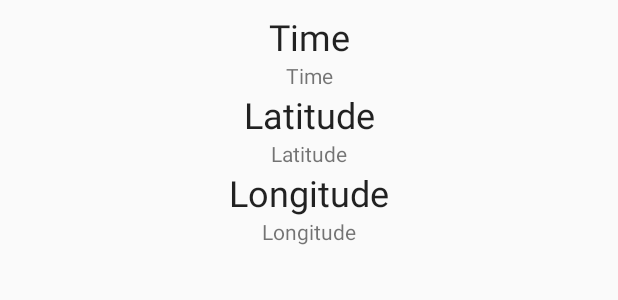
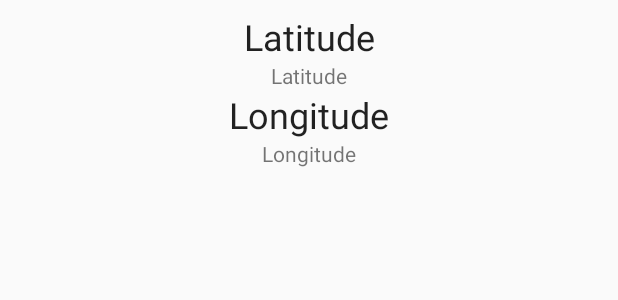
Before and after one commit to Mkohm/AndroidLocationMQTT, an Android app: the layout activity_main.xml on its own in the app's theme, with its tools: preview values and no code run, on a phone screen of 412 x 824 dp. Shown: the top 300 px of the screen. Run offline under Robolectric (Android 15) with nearby library versions, the phone set to English and light mode, and no system bars.

Commit message:
remove unused stuff and rename

```diff
--- a/app/src/main/java/com/example/mhew/hololensbluetoothgps/MainActivity.java
+++ b/app/src/main/java/com/example/mhew/hololensbluetoothgps/MainActivity.java
@@ -32,7 +32,6 @@ import java.text.SimpleDateFormat;
 import java.util.Date;
 
 public class MainActivity extends AppCompatActivity {
-    TextView textViewTime;
     TextView textViewLatitude;
     TextView textViewLongitude;
 
@@ -49,8 +48,6 @@ public class MainActivity extends AppCompatActivity {
         super.onCreate(savedInstanceState);
         setContentView(R.layout.activity_main);
 
-        // Setup UI References
-        textViewTime = (TextView) findViewById(R.id.textViewTime);
         textViewLatitude = (TextView) findViewById(R.id.textViewLatitude);
         textViewLongitude = (TextView) findViewById(R.id.textViewLongitude);
 
@@ -214,7 +211,6 @@ public class MainActivity extends AppCompatActivity {
 
     public void UpdatePosition(Location location) {
         currentLocation = location;
-        textViewTime.setText(new SimpleDateFormat("HH.mm.ss").format(new Date()));
         textViewLatitude.setText(Double.toString(currentLocation.getLatitude()));
         textViewLongitude.setText(Double.toString(currentLocation.getLongitude()));
 
--- a/app/src/main/res/layout/activity_main.xml
+++ b/app/src/main/res/layout/activity_main.xml
@@ -1,5 +1,5 @@
 <?xml version="1.0" encoding="utf-8"?>
-<RelativeLayout xmlns:android="http://schemas.android.com/apk/res/android"
+<androidx.coordinatorlayout.widget.CoordinatorLayout xmlns:android="http://schemas.android.com/apk/res/android"
     xmlns:tools="http://schemas.android.com/tools"
     android:layout_width="match_parent"
     android:layout_height="match_parent"
@@ -13,23 +13,6 @@
         android:layout_marginRight="8dp"
         android:layout_marginBottom="8dp"
         android:orientation="vertical">
-
-        <TextView
-            android:layout_width="match_parent"
-            android:layout_height="wrap_content"
-            android:layout_weight="1"
-            android:text="Time"
-            android:textAlignment="center"
-            android:textAppearance="@style/TextAppearance.AppCompat.Headline"
-            tools:text="Time" />
-
-        <TextView
-            android:id="@+id/textViewTime"
-            android:layout_width="match_parent"
-            android:layout_height="wrap_content"
-            android:layout_weight="1"
-            android:text="Time"
-            android:textAlignment="center" />
 
         <TextView
             android:layout_width="match_parent"
@@ -67,4 +50,4 @@
 
     </LinearLayout>
 
-</RelativeLayout>
+</androidx.coordinatorlayout.widget.CoordinatorLayout>
--- a/app/src/main/res/values/strings.xml
+++ b/app/src/main/res/values/strings.xml
@@ -1,7 +1,3 @@
 <resources>
-    <string name="app_name">HololensBluetoothGPS</string>
-    <string name="ble_not_supported">Your device must support Bluetooth LE.</string>
-    <string name="bt_not_enabled_leaving">You didn\'t enable Bluetooth. Quitting!</string>
-    <string name="bt_ads_not_supported">Bluetooth advertising not supported.</string>
-    <string name="bt_ads_not_supported_leaving">Bluetooth advertising not supported. Quitting!</string>
+    <string name="app_name">Hololens GPS</string>
 </resources>
```
